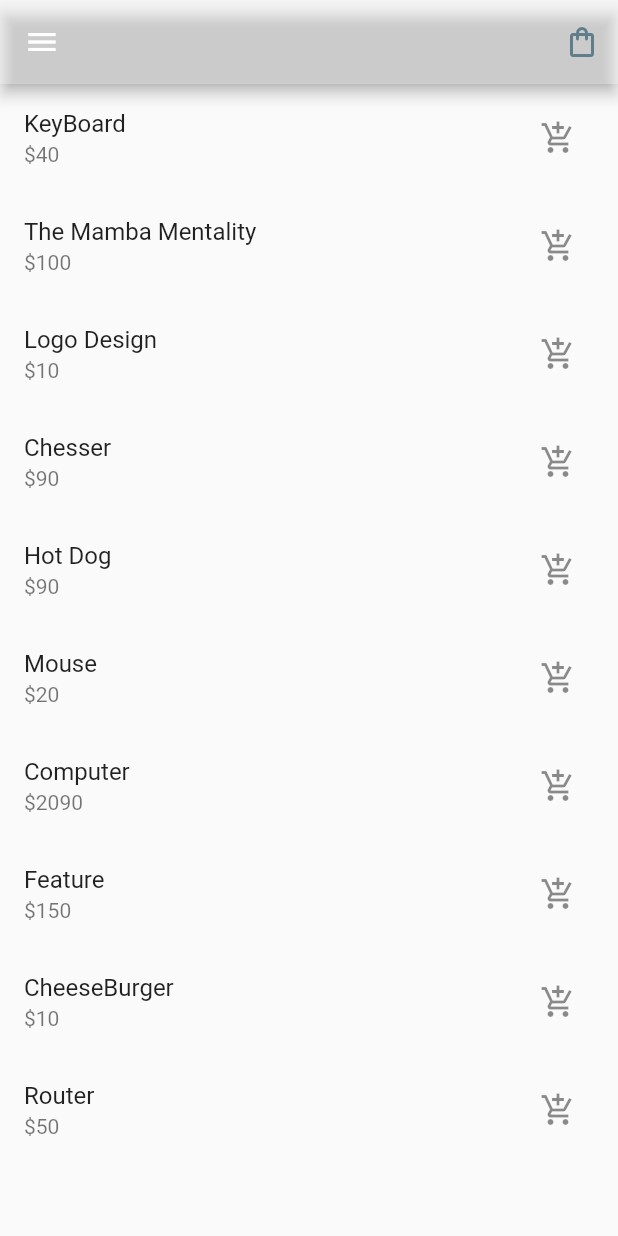
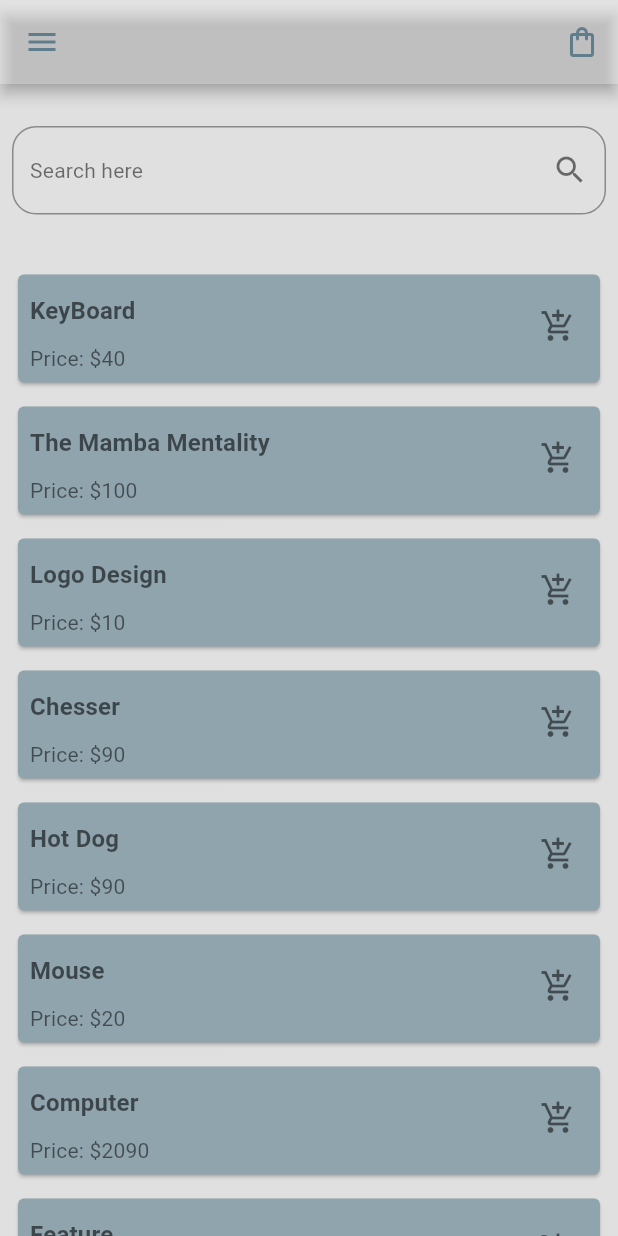
Before and after one commit to devguusta/LEVELUP05_SHOPPING_CART, a Flutter app: the screen it shows after launch, on a phone screen of 412 x 824 dp. Run offline on Flutter 3.47's test engine with Material 2 defaults, Android fonts, the phone set to English and light mode, and no system bars.

Commit message:
personaliza cards e cria input

```diff
--- a/lib/app.dart
+++ b/lib/app.dart
@@ -10,9 +10,11 @@ class MyApp extends StatelessWidget {
     return MaterialApp(
       title: 'Flutter Demo',
       debugShowCheckedModeBanner: false,
+      themeMode: ThemeMode.dark,
       theme: ThemeData(
 
-        primarySwatch: Colors.blue,
+        primaryColor: Colors.black,
+        scaffoldBackgroundColor: Colors.grey.shade300,
       ),
       initialRoute: '/',
       routes: {
--- a/lib/src/pages/checkout_page.dart
+++ b/lib/src/pages/checkout_page.dart
@@ -12,7 +12,10 @@ class _CheckoutState extends State<Checkout> {
   @override
   Widget build(BuildContext context) {
     return Scaffold(
-      appBar: AppBar(title: Text('Carrinho')),
+      appBar: AppBar(
+      title: Text('Carrinho'),
+      backgroundColor: Colors.white30,
+      ),
       body: StreamBuilder(
         stream: bloc.getStream,
         initialData: bloc.allItems,
@@ -21,13 +24,16 @@ class _CheckoutState extends State<Checkout> {
           ? Column(
             children: [
               Expanded(child: checkoutListBuilder(snapshot)),
-              ElevatedButton(
+              Padding(
+                padding: const EdgeInsets.only(bottom: 24.0),
+                child: ElevatedButton(
                   onPressed: () {},
                   child: Text("Checkout"),
                   // style: TextButton.styleFrom(
                   //   primary: Theme.of(context).primaryColor,
 
                   // )
+                ),
               ),
             ],
           ) :
@@ -39,7 +45,9 @@ class _CheckoutState extends State<Checkout> {
 }
 
     Widget checkoutListBuilder(snapshot) {
-  return ListView.builder(
+  return Padding(
+    padding: const EdgeInsets.all(8.0),
+    child: ListView.builder(
       itemCount: snapshot.data["cart items"].length,
       itemBuilder: (BuildContext context, i) {
         final cartList = snapshot.data["cart items"];
@@ -55,5 +63,6 @@ class _CheckoutState extends State<Checkout> {
           onTap: () {},
         );
       },
+    ),
   );
 }
--- a/lib/src/pages/home_page.dart
+++ b/lib/src/pages/home_page.dart
@@ -13,9 +13,14 @@ class _HomePageState extends State<HomePage> {
   @override
   Widget build(BuildContext context) {
     return Scaffold(
-      drawer: Drawer(),
+      // drawer: Drawer(),
       appBar: AppBar(
         backgroundColor: Colors.white30,
+        leading: IconButton(
+          icon: Icon(Icons.menu, color: Colors.blueGrey,),
+          onPressed: () {}
+        ),
+
 
         actions: [
           IconButton(
@@ -27,7 +32,41 @@ class _HomePageState extends State<HomePage> {
 
         ],
       ),
-      body: ShopItemsWidget(),
+      body: SingleChildScrollView(
+              child: Column(
+          children: [
+            SizedBox(height: 20,),
+            Padding(
+              padding: const EdgeInsets.all(8.0),
+              child: TextFormField(
+                keyboardType: TextInputType.text,
+                onChanged: (value) {},
+                decoration: InputDecoration(
+                  suffixIcon: Icon(Icons.search_outlined, color: Color.fromRGBO(0,0,0, 0.54)),
+                  hintText: "Search here",
+                  hintStyle: TextStyle(
+                    color: Color.fromRGBO(0,0,0, 0.54),
+                    fontSize: 14,
+                    fontWeight: FontWeight.w400,
+                    letterSpacing: 0.15,
+                  ),
+                  border: OutlineInputBorder(
+                    borderRadius: BorderRadius.all(
+                      Radius.circular(16),
+                    ),
+                    borderSide: BorderSide(
+                      width: 0,
+                      style: BorderStyle.solid,
+                    ),
+                  ),
+                ),
+              ),
+            ),
+            SizedBox(height: 20,),
+            ShopItemsWidget(),
+          ],
+        ),
+      ),
 
     );
   }
--- a/lib/src/widgets/shop_items_list.dart
+++ b/lib/src/widgets/shop_items_list.dart
@@ -1,22 +1,90 @@
 import 'package:cart/src/bloc/cart_item_block.dart';
 import 'package:flutter/material.dart';
+import 'package:flutter_staggered_grid_view/flutter_staggered_grid_view.dart';
 
 Widget shopItemsListBuilder(snapshot) {
-  return ListView.builder(
+
+
+  return StaggeredGridView.countBuilder(
+    crossAxisCount: 2,
+    crossAxisSpacing: 8,
+    mainAxisSpacing: 8,
+    padding: EdgeInsets.all(8),
+    primary: false,
+    shrinkWrap: true,
     itemCount: snapshot.data["shop items"].length,
-    itemBuilder: (BuildContext context, i) {
+    staggeredTileBuilder: (int index) => StaggeredTile.fit(2),
+    itemBuilder: (BuildContext context,int index) {
       final shopList = snapshot.data["shop items"];
-      return ListTile(
-        title: Text(shopList[i]['name']),
-        subtitle: Text("\$${shopList[i]['price']}"),
-        trailing: IconButton(
-          icon: Icon(Icons.add_shopping_cart),
-          onPressed: () {
-            bloc.addToCart(shopList[i]);
-          },
+      return Card(
+        color: Colors.blueGrey.shade300,
+        child: Container(
+          decoration: BoxDecoration(
+            borderRadius: BorderRadius.all(Radius.circular(6),
+            ),
+          ),
+
+          child: Column(
+            mainAxisSize: MainAxisSize.min,
+            crossAxisAlignment: CrossAxisAlignment.start,
+            children: [
+              Row(
+                mainAxisAlignment: MainAxisAlignment.spaceBetween,
+                children: [
+                  Padding(
+                    padding: const EdgeInsets.all(8.0),
+                    child: Text(
+                      '${shopList[index]['name']}',
+                      style: TextStyle(
+                        color: Color.fromRGBO(0, 0, 0, 0.58),
+                        fontSize: 16,
+                        fontWeight: FontWeight.w700,
+                        letterSpacing: 0.15,
+                      ),
+                      ),
+                  ),
+                  IconButton(
+              icon: Padding(
+                padding: const EdgeInsets.only(right: 24.0,top: 14),
+                child: Icon(Icons.add_shopping_cart, color: Color.fromRGBO(0,0,0,0.54)),
+              ),
+              onPressed: () {
+                bloc.addToCart(shopList[index]);
+              },
+            ),
+                ],
+              ),
+              Padding(
+                padding: const EdgeInsets.only(left: 8.0, bottom: 8),
+                child: Text("Price: \$${shopList[index]['price']}",
+                style: TextStyle(
+                     color: Color.fromRGBO(0, 0, 0, 0.54),
+                      fontSize: 14,
+                      fontWeight: FontWeight.w400,
+                      letterSpacing: 0.15,
+                ),
+                ),
+              ),
+
+            ],
+          ),
         ),
-        onTap: () {},
       );
     },
   );
 }
+
+
+// Card(
+//               child: ListTile(
+//           title: Text(shopList[index]['name']),
+//           subtitle: Text("\$${shopList[index]['price']}"),
+          // trailing: IconButton(
+          //   icon: Icon(Icons.add_shopping_cart),
+          //   onPressed: () {
+          //     bloc.addToCart(shopList[index]);
+          //   },
+          // ),
+//           onTap: () {},
+//         ),
+      // );
--- a/pubspec.yaml
+++ b/pubspec.yaml
@@ -30,6 +30,7 @@ dependencies:
   mobx_codegen: ^2.0.1+3
   build_runner: ^2.0.6
   flutter_bloc: ^7.0.1
+  flutter_staggered_grid_view: ^0.4.0
 
 dev_dependencies:
   flutter_test:
```
Also changed, not shown: pubspec.lock. Lines whose indentation alone changed are shown as unchanged.
